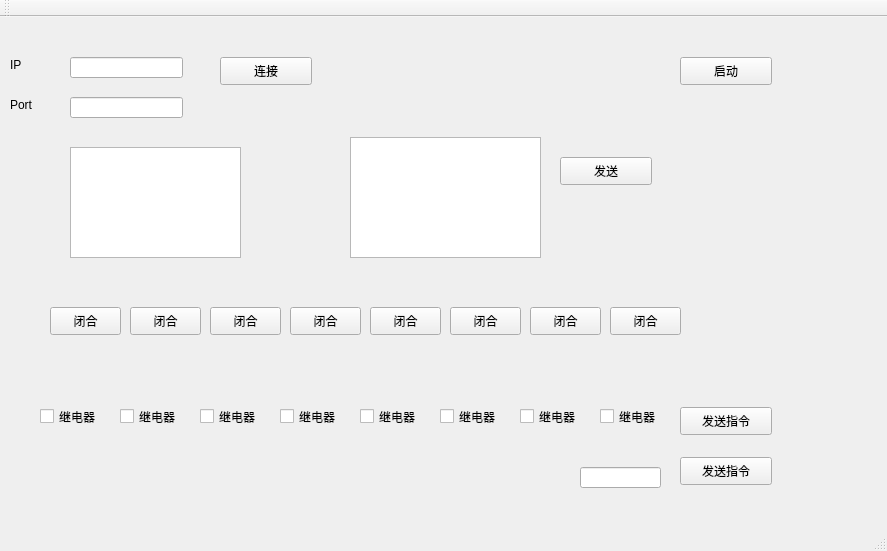
kingvei/Sample_Qt, file mainwindow.ui: the form before one commit.
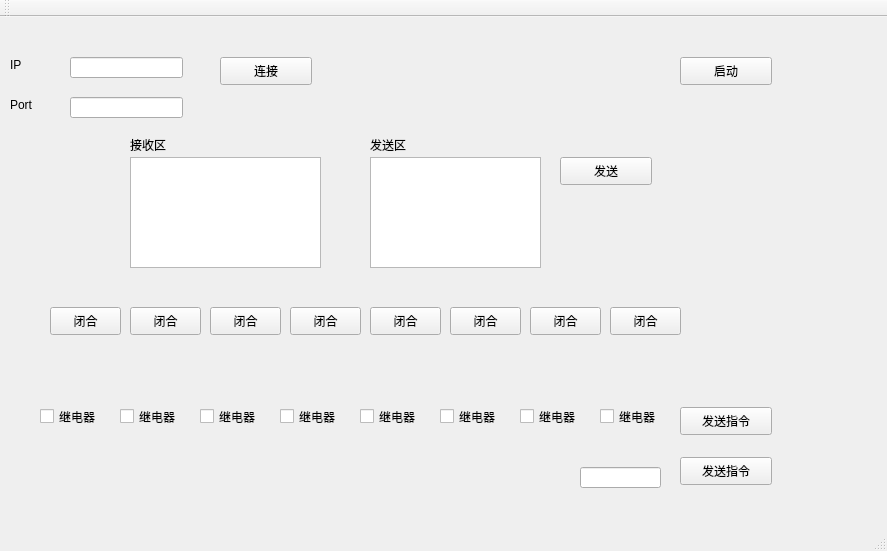
The form after the commit.

What changed in the file:
```diff
--- a/mainwindow.ui
+++ b/mainwindow.ui
@@ -43,8 +43,8 @@
    <widget class="QTextEdit" name="tcpSendText">
     <property name="geometry">
      <rect>
-      <x>70</x>
-      <y>130</y>
+      <x>370</x>
+      <y>140</y>
       <width>171</width>
       <height>111</height>
      </rect>
@@ -53,10 +53,10 @@
    <widget class="QTextEdit" name="tcpRecvText">
     <property name="geometry">
      <rect>
-      <x>350</x>
-      <y>120</y>
+      <x>130</x>
+      <y>140</y>
       <width>191</width>
-      <height>121</height>
+      <height>111</height>
      </rect>
     </property>
    </widget>
@@ -369,6 +369,32 @@
      <string>闭合</string>
     </property>
    </widget>
+   <widget class="QLabel" name="label_3">
+    <property name="geometry">
+     <rect>
+      <x>370</x>
+      <y>120</y>
+      <width>72</width>
+      <height>15</height>
+     </rect>
+    </property>
+    <property name="text">
+     <string>发送区</string>
+    </property>
+   </widget>
+   <widget class="QLabel" name="label_4">
+    <property name="geometry">
+     <rect>
+      <x>130</x>
+      <y>120</y>
+      <width>72</width>
+      <height>15</height>
+     </rect>
+    </property>
+    <property name="text">
+     <string>接收区</string>
+    </property>
+   </widget>
   </widget>
   <widget class="QMenuBar" name="menuBar">
    <property name="geometry">
```
